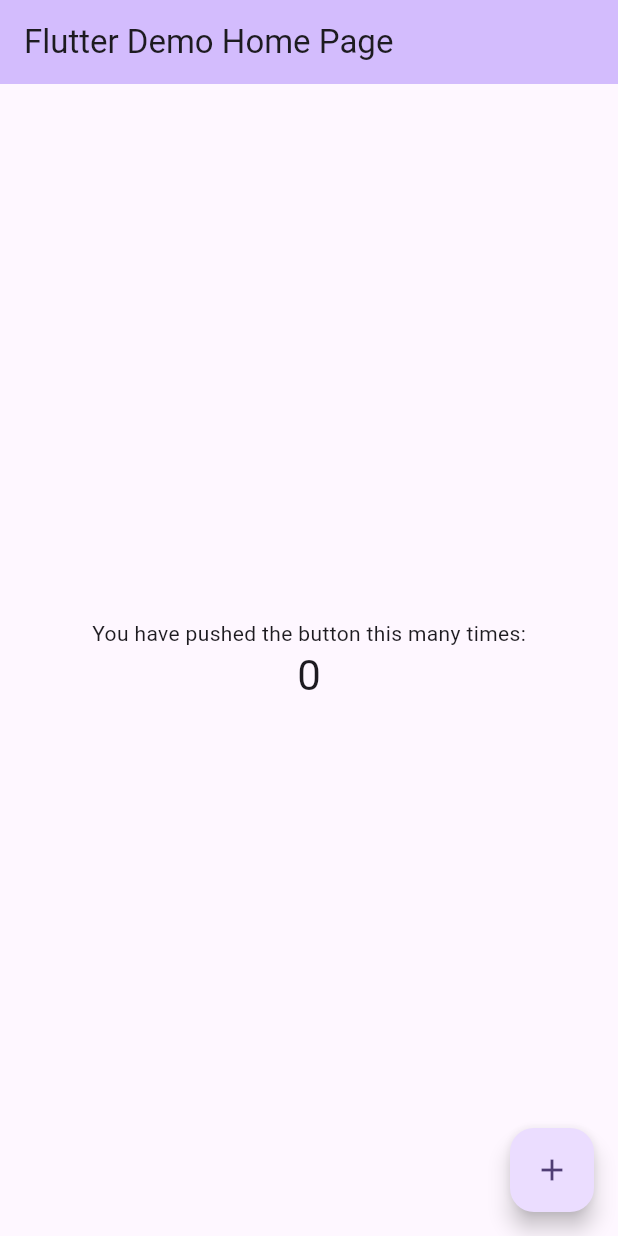
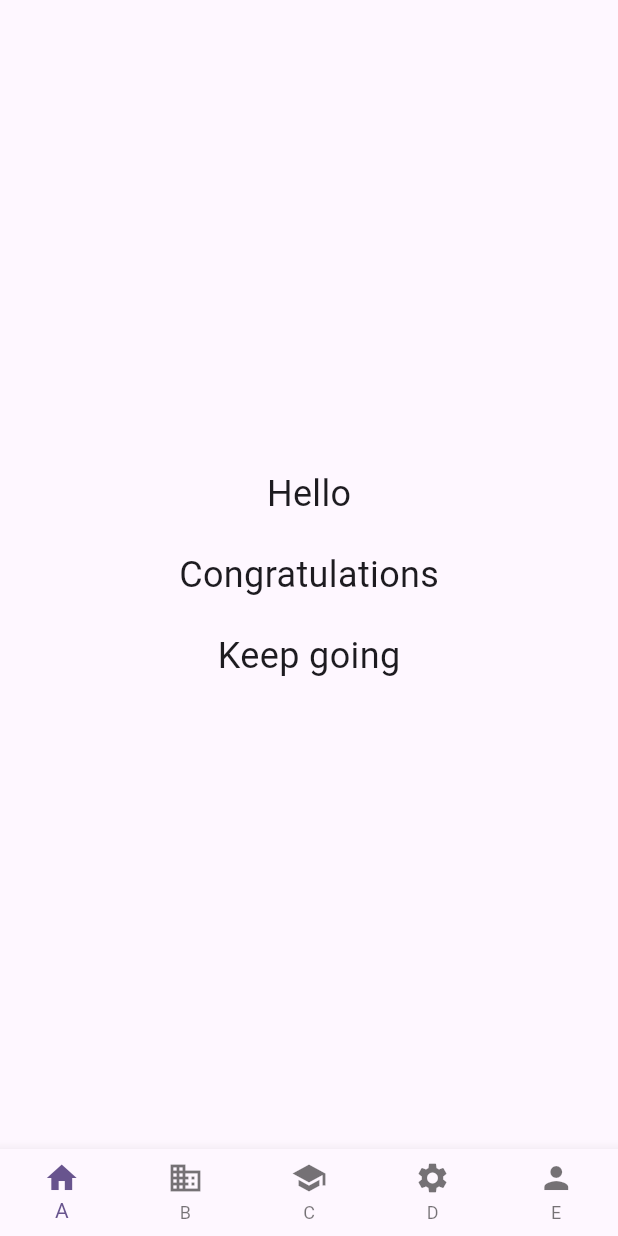
Before and after one commit to tks-00/sample_l10n_key_preview, a Flutter app: the screen it shows after launch, on a phone screen of 412 x 824 dp. Run offline on Flutter 3.47's test engine with Material 3 defaults, Android fonts, the phone set to English and light mode, and no system bars; our stand-ins replace gap; generated files the repository leaves out were written again.

Commit message:
feat: 多言語対応サンプルアプリの初期実装

```diff
--- /dev/null
+++ b/lib/common/bottom_navigation.dart
@@ -0,0 +1,50 @@
+import 'package:flutter/material.dart';
+import 'package:sample_l10n_key_preview/sample_a/sample_a_screen.dart';
+import 'package:sample_l10n_key_preview/sample_b/sample_b_screen.dart';
+import 'package:sample_l10n_key_preview/sample_c/sample_c_screen.dart';
+import 'package:sample_l10n_key_preview/sample_d/sample_d_screen.dart';
+import 'package:sample_l10n_key_preview/sample_e/sample_e_screen.dart';
+
+class BottomNavigation extends StatefulWidget {
+  const BottomNavigation({super.key});
+
+  @override
+  State<BottomNavigation> createState() => _BottomNavigationState();
+}
+
+class _BottomNavigationState extends State<BottomNavigation> {
+  int _selectedIndex = 0;
+
+  static const List<Widget> _widgetOptions = <Widget>[
+    SampleAScreen(),
+    SampleBScreen(),
+    SampleCScreen(),
+    SampleDScreen(),
+    SampleEScreen(),
+  ];
+
+  void _onItemTapped(int index) {
+    setState(() {
+      _selectedIndex = index;
+    });
+  }
+
+  @override
+  Widget build(BuildContext context) {
+    return Scaffold(
+      body: _widgetOptions.elementAt(_selectedIndex),
+      bottomNavigationBar: BottomNavigationBar(
+        type: BottomNavigationBarType.fixed,
+        items: const <BottomNavigationBarItem>[
+          BottomNavigationBarItem(icon: Icon(Icons.home), label: 'A'),
+          BottomNavigationBarItem(icon: Icon(Icons.business), label: 'B'),
+          BottomNavigationBarItem(icon: Icon(Icons.school), label: 'C'),
+          BottomNavigationBarItem(icon: Icon(Icons.settings), label: 'D'),
+          BottomNavigationBarItem(icon: Icon(Icons.person), label: 'E'),
+        ],
+        currentIndex: _selectedIndex,
+        onTap: _onItemTapped,
+      ),
+    );
+  }
+}
--- /dev/null
+++ b/lib/common/localized_text_group.dart
@@ -0,0 +1,33 @@
+import 'package:flutter/material.dart';
+import 'package:gap/gap.dart';
+
+/// 複数のテキストを縦に並べて表示する共通ウィジェット
+class LocalizedTextGroup extends StatelessWidget {
+  /// 表示するテキストのリスト
+  final List<String> texts;
+
+  /// テキストのスタイル（オプション）
+  final TextStyle? textStyle;
+
+  /// テキスト間のギャップサイズ
+  final double gapSize;
+
+  const LocalizedTextGroup({
+    super.key,
+    required this.texts,
+    this.textStyle = const TextStyle(fontSize: 24),
+    this.gapSize = 20,
+  });
+
+  @override
+  Widget build(BuildContext context) {
+    return Column(
+      mainAxisAlignment: MainAxisAlignment.center,
+      children:
+          texts
+              .expand((text) => [Text(text, style: textStyle), Gap(gapSize)])
+              .toList()
+            ..removeLast(),
+    );
+  }
+}
--- a/lib/main.dart
+++ b/lib/main.dart
@@ -1,4 +1,7 @@
 import 'package:flutter/material.dart';
+import 'package:flutter_localizations/flutter_localizations.dart';
+import 'package:sample_l10n_key_preview/common/bottom_navigation.dart';
+import 'package:flutter_gen/gen_l10n/app_localizations.dart';
 
 void main() {
   runApp(const MyApp());
@@ -7,116 +10,24 @@ void main() {
 class MyApp extends StatelessWidget {
   const MyApp({super.key});
 
-  // This widget is the root of your application.
   @override
   Widget build(BuildContext context) {
     return MaterialApp(
       title: 'Flutter Demo',
       theme: ThemeData(
-        // This is the theme of your application.
-        //
-        // TRY THIS: Try running your application with "flutter run". You'll see
-        // the application has a purple toolbar. Then, without quitting the app,
-        // try changing the seedColor in the colorScheme below to Colors.green
-        // and then invoke "hot reload" (save your changes or press the "hot
-        // reload" button in a Flutter-supported IDE, or press "r" if you used
-        // the command line to start the app).
-        //
-        // Notice that the counter didn't reset back to zero; the application
-        // state is not lost during the reload. To reset the state, use hot
-        // restart instead.
-        //
-        // This works for code too, not just values: Most code changes can be
-        // tested with just a hot reload.
         colorScheme: ColorScheme.fromSeed(seedColor: Colors.deepPurple),
       ),
-      home: const MyHomePage(title: 'Flutter Demo Home Page'),
+      localizationsDelegates: const [
+        AppLocalizations.delegate,
+        GlobalMaterialLocalizations.delegate,
+        GlobalWidgetsLocalizations.delegate,
+        GlobalCupertinoLocalizations.delegate,
+      ],
+      supportedLocales: const [
+        Locale('en'), // English
+        Locale('ja'), // Japanese
+      ],
+      home: const BottomNavigation(),
     );
   }
 }
-
-class MyHomePage extends StatefulWidget {
-  const MyHomePage({super.key, required this.title});
-
-  // This widget is the home page of your application. It is stateful, meaning
-  // that it has a State object (defined below) that contains fields that affect
-  // how it looks.
-
-  // This class is the configuration for the state. It holds the values (in this
-  // case the title) provided by the parent (in this case the App widget) and
-  // used by the build method of the State. Fields in a Widget subclass are
-  // always marked "final".
-
-  final String title;
-
-  @override
-  State<MyHomePage> createState() => _MyHomePageState();
-}
-
-class _MyHomePageState extends State<MyHomePage> {
-  int _counter = 0;
-
-  void _incrementCounter() {
-    setState(() {
-      // This call to setState tells the Flutter framework that something has
-      // changed in this State, which causes it to rerun the build method below
-      // so that the display can reflect the updated values. If we changed
-      // _counter without calling setState(), then the build method would not be
-      // called again, and so nothing would appear to happen.
-      _counter++;
-    });
-  }
-
-  @override
-  Widget build(BuildContext context) {
-    // This method is rerun every time setState is called, for instance as done
-    // by the _incrementCounter method above.
-    //
-    // The Flutter framework has been optimized to make rerunning build methods
-    // fast, so that you can just rebuild anything that needs updating rather
-    // than having to individually change instances of widgets.
-    return Scaffold(
-      appBar: AppBar(
-        // TRY THIS: Try changing the color here to a specific color (to
-        // Colors.amber, perhaps?) and trigger a hot reload to see the AppBar
-        // change color while the other colors stay the same.
-        backgroundColor: Theme.of(context).colorScheme.inversePrimary,
-        // Here we take the value from the MyHomePage object that was created by
-        // the App.build method, and use it to set our appbar title.
-        title: Text(widget.title),
-      ),
-      body: Center(
-        // Center is a layout widget. It takes a single child and positions it
-        // in the middle of the parent.
-        child: Column(
-          // Column is also a layout widget. It takes a list of children and
-          // arranges them vertically. By default, it sizes itself to fit its
-          // children horizontally, and tries to be as tall as its parent.
-          //
-          // Column has various properties to control how it sizes itself and
-          // how it positions its children. Here we use mainAxisAlignment to
-          // center the children vertically; the main axis here is the vertical
-          // axis because Columns are vertical (the cross axis would be
-          // horizontal).
-          //
-          // TRY THIS: Invoke "debug painting" (choose the "Toggle Debug Paint"
-          // action in the IDE, or press "p" in the console), to see the
-          // wireframe for each widget.
-          mainAxisAlignment: MainAxisAlignment.center,
-          children: <Widget>[
-            const Text('You have pushed the button this many times:'),
-            Text(
-              '$_counter',
-              style: Theme.of(context).textTheme.headlineMedium,
-            ),
-          ],
-        ),
-      ),
-      floatingActionButton: FloatingActionButton(
-        onPressed: _incrementCounter,
-        tooltip: 'Increment',
-        child: const Icon(Icons.add),
-      ), // This trailing comma makes auto-formatting nicer for build methods.
-    );
-  }
-}
--- /dev/null
+++ b/lib/sample_a/sample_a_screen.dart
@@ -0,0 +1,18 @@
+import 'package:flutter/material.dart';
+import 'package:flutter_gen/gen_l10n/app_localizations.dart';
+import 'package:sample_l10n_key_preview/common/localized_text_group.dart';
+
+class SampleAScreen extends StatelessWidget {
+  const SampleAScreen({super.key});
+
+  @override
+  Widget build(BuildContext context) {
+    final l10n = AppLocalizations.of(context)!;
+
+    return Center(
+      child: LocalizedTextGroup(
+        texts: [l10n.hello, l10n.congratulations, l10n.keepGoing],
+      ),
+    );
+  }
+}
```
Also changed, not shown: lib/l10n/app_en.arb (added, +21 -0 lines), lib/l10n/app_ja.arb (added, +21 -0 lines), lib/sample_b/sample_b_screen.dart (added, +18 -0 lines), lib/sample_c/sample_c_screen.dart (added, +18 -0 lines), lib/sample_d/sample_d_screen.dart (added, +18 -0 lines), lib/sample_e/sample_e_screen.dart (added, +16 -0 lines), pubspec.yaml (+6 -71 lines), pubspec.lock.
